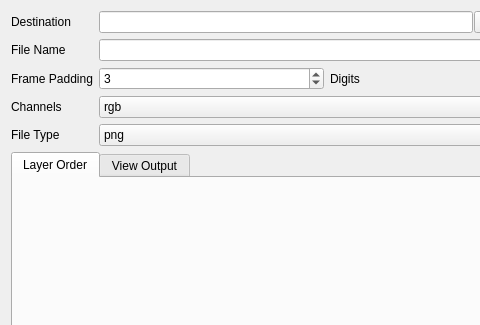
Qt form DML_Nuke/Gizmos_And_Tools/Nuke_Layer_Merge_Builder/Nuke_Layer_Merge_Builder.ui (SGSMarkNA/DML_Tools) before a commit; both pictures show x 0 to 480 and y 0 to 325 of the 658 by 588 pixel window.
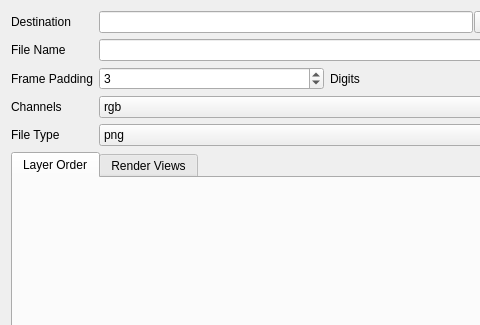
The same form after that commit. Custom widgets are drawn as their Qt base class.

Commit message: View Output label changed to Render Views added A toggled selected To Views Selection UI

Patch:
```diff
--- a/DML_Nuke/Gizmos_And_Tools/Nuke_Layer_Merge_Builder/Nuke_Layer_Merge_Builder.ui
+++ b/DML_Nuke/Gizmos_And_Tools/Nuke_Layer_Merge_Builder/Nuke_Layer_Merge_Builder.ui
@@ -200,7 +200,7 @@
        </widget>
        <widget class="QWidget" name="Views_Tab">
         <attribute name="title">
-         <string>View Output</string>
+         <string>Render Views</string>
         </attribute>
         <layout class="QVBoxLayout" name="verticalLayout_4">
          <property name="leftMargin">
```
The commit also changes 3 other files.
